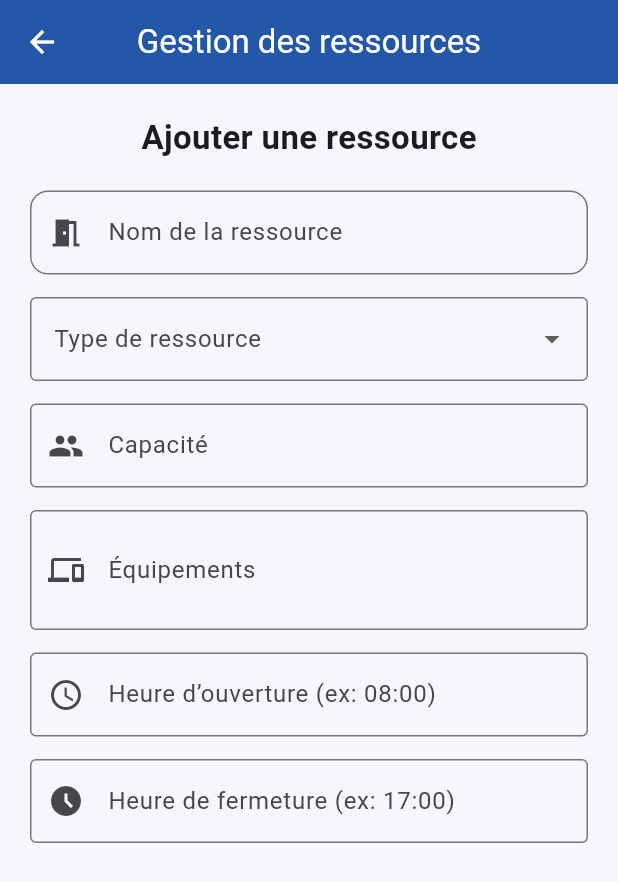
After one commit to soussiimen284-ops/projet1, a Flutter app: the ResourceManagementScreen screen opened directly, on a phone screen of 412 x 824 dp. The commit adds this screen. Shown: the top 882 px of the screen. Run offline on Flutter 3.47's test engine with Material 3 defaults, Android fonts, the phone set to English and light mode, and no system bars; our stand-ins replace cloud_firestore, firebase_auth, firebase_core, table_calendar; accounts and stored records are empty.

Commit message:
Etape 8 - Gestion des ressources et ameliorations

```diff
--- a/lib/pages/home_screen.dart
+++ b/lib/pages/home_screen.dart
@@ -3,6 +3,7 @@ import 'room_booking_screen.dart';
 import 'package:projet1/pages/my_bookings_screen.dart';
 import 'package:firebase_auth/firebase_auth.dart';
 import 'package:cloud_firestore/cloud_firestore.dart';
+import 'resource_management_screen.dart';
 class HomeScreen extends StatelessWidget {
   const HomeScreen({super.key});
 
@@ -74,6 +75,21 @@ return Scaffold(
             ),
                 _serviceCard(Icons.qr_code_scanner, 'Scanner QR Code', Colors.purple),
                 _serviceCard(Icons.smart_toy, 'Assistant IA', Colors.teal),
+            //afficher la gestion des resources uniquement por la responsable.
+            if(role == 'responsable')
+              _serviceCard(
+                Icons.admin_panel_settings,
+                'Gestion des ressources',
+                Colors.indigo,
+                onTap: () {
+                  Navigator.push(
+                    context,
+                    MaterialPageRoute(
+                      builder: (context) => const ResourceManagementScreen(),
+                    ),
+                  );
+                },
+              ),
               ],
             ),
           ),
--- /dev/null
+++ b/lib/pages/resource_management_screen.dart
@@ -0,0 +1,124 @@
+import 'package:flutter/material.dart';
+
+// Écran de gestion des ressources par le responsable.
+// Gérer les ressources avec des champs modifiables.
+class ResourceManagementScreen extends StatefulWidget {
+  const ResourceManagementScreen({super.key});
+
+  @override
+  State<ResourceManagementScreen> createState() =>
+      _ResourceManagementScreenState();
+}
+
+class _ResourceManagementScreenState
+    extends State<ResourceManagementScreen> {
+
+  @override
+  Widget build(BuildContext context) {
+    return Scaffold(
+      backgroundColor: const Color(0xFFF5F7FA),
+
+      appBar: AppBar(
+        title: const Text('Gestion des ressources'),
+        backgroundColor: const Color(0xFF2457A7),
+        foregroundColor: Colors.white,
+        centerTitle: true,
+      ),
+
+      // Afficher le formulaire de gestion des ressources.
+      body: Padding(
+        padding: const EdgeInsets.all(20),
+        child: Column(
+          children: [
+            const Text(
+              'Ajouter une ressource',
+              style: TextStyle(
+                fontSize: 22,
+                fontWeight: FontWeight.bold,
+              ),
+            ),
+
+            const SizedBox(height: 20),
+
+            // Saisir le nom de la ressource.
+            TextField(
+              decoration: InputDecoration(
+                labelText: 'Nom de la ressource',
+                border: OutlineInputBorder(
+                  borderRadius: BorderRadius.circular(12),
+                ),
+                prefixIcon: const Icon(Icons.meeting_room),
+              ),
+            ),
+
+            const SizedBox(height: 15),
+
+            // Choisir le type de la ressource.
+            DropdownButtonFormField<String>(
+              decoration: const InputDecoration(
+                labelText: 'Type de ressource',
+                border: OutlineInputBorder(),
+              ),
+              items: const [
+                DropdownMenuItem(
+                  value: 'Salle',
+                  child: Text('Salle'),
+                ),
+                DropdownMenuItem(
+                  value: 'Laboratoire',
+                  child: Text('Laboratoire'),
+                ),
+                DropdownMenuItem(
+                  value: 'Terrain',
+                  child: Text('Terrain'),
+                ),
+              ],
+              onChanged: (value) {},
+            ),
+            const SizedBox(height: 15),
+            // Saisir la capacité de la ressource.
+            TextField(
+              keyboardType: TextInputType.number,
+              decoration: const InputDecoration(
+                labelText: 'Capacité',
+                border: OutlineInputBorder(),
+                prefixIcon: Icon(Icons.people),
+              ),
+            ),
+            const SizedBox(height: 15),
+            // Saisir les équipements disponibles.
+            TextField(
+              maxLines: 2,
+              decoration: const InputDecoration(
+                labelText: 'Équipements',
+                hintText: 'Exemple : PC, Projecteur, Tableau',
+                border: OutlineInputBorder(),
+                prefixIcon: Icon(Icons.devices),
+              ),
+            ),
+            const SizedBox(height: 15),
+
+            // Saisir l'heure d'ouverture de la ressource.
+            TextField(
+              decoration: const InputDecoration(
+                labelText: 'Heure d’ouverture (ex: 08:00)',
+                border: OutlineInputBorder(),
+                prefixIcon: Icon(Icons.access_time),
+              ),
+            ),
+
+            const SizedBox(height: 15),
+            // Saisir l'heure de fermeture de la ressource.
+            TextField(
+              decoration: const InputDecoration(
+                labelText: 'Heure de fermeture (ex: 17:00)',
+                border: OutlineInputBorder(),
+                prefixIcon: Icon(Icons.access_time_filled),
+              ),
+            ),
+          ],
+        ),
+      ),
+    );
+  }
+}
--- a/pubspec.yaml
+++ b/pubspec.yaml
@@ -44,6 +44,8 @@ dependencies:
   qr_flutter: ^4.1.0
   mobile_scanner: ^7.5.0
   intl: ^0.20.3
+  image_picker: ^1.2.4
+  firebase_storage: ^14.1.0
 
 dev_dependencies:
   flutter_test:
```
Also changed, not shown: pubspec.lock, 3 other files.
